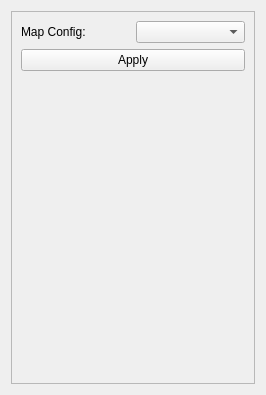
Old version of the form ui/simulation_controller.ui in the repository kpdudek/EvolutionSimulator.
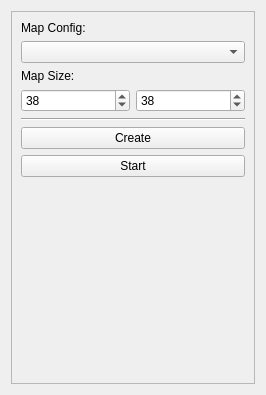
New version of the form.

Commit message: Simulation controller re-enabled. Slowness came from generate_map() being called multiple times.

The edit to the form file:
```diff
--- a/ui/simulation_controller.ui
+++ b/ui/simulation_controller.ui
@@ -23,7 +23,14 @@
       <enum>QFrame::Raised</enum>
      </property>
      <layout class="QGridLayout" name="gridLayout_2">
-      <item row="2" column="0" colspan="2">
+      <item row="5" column="0" colspan="2">
+       <widget class="Line" name="line">
+        <property name="orientation">
+         <enum>Qt::Horizontal</enum>
+        </property>
+       </widget>
+      </item>
+      <item row="8" column="0" colspan="2">
        <spacer name="verticalSpacer">
         <property name="orientation">
          <enum>Qt::Vertical</enum>
@@ -36,20 +43,54 @@
         </property>
        </spacer>
       </item>
-      <item row="0" column="0">
+      <item row="3" column="0" colspan="2">
+       <widget class="QLabel" name="label_2">
+        <property name="text">
+         <string>Map Size:</string>
+        </property>
+       </widget>
+      </item>
+      <item row="1" column="0" colspan="2">
+       <widget class="QComboBox" name="map_config_combobox"/>
+      </item>
+      <item row="0" column="0" colspan="2">
        <widget class="QLabel" name="label">
         <property name="text">
          <string>Map Config:</string>
         </property>
        </widget>
       </item>
-      <item row="0" column="1">
-       <widget class="QComboBox" name="map_config_combobox"/>
+      <item row="7" column="0" colspan="2">
+       <widget class="QPushButton" name="start_button">
+        <property name="text">
+         <string>Start</string>
+        </property>
+       </widget>
       </item>
-      <item row="1" column="0" colspan="2">
-       <widget class="QPushButton" name="apply_button">
+      <item row="6" column="0" colspan="2">
+       <widget class="QPushButton" name="create_button">
         <property name="text">
-         <string>Apply</string>
+         <string>Create</string>
+        </property>
+       </widget>
+      </item>
+      <item row="4" column="0">
+       <widget class="QSpinBox" name="x_map_size_spinbox">
+        <property name="maximum">
+         <number>150</number>
+        </property>
+        <property name="value">
+         <number>38</number>
+        </property>
+       </widget>
+      </item>
+      <item row="4" column="1">
+       <widget class="QSpinBox" name="y_map_size_spinbox">
+        <property name="maximum">
+         <number>80</number>
+        </property>
+        <property name="value">
+         <number>38</number>
         </property>
        </widget>
       </item>
```
The commit also changes 4 other files.
